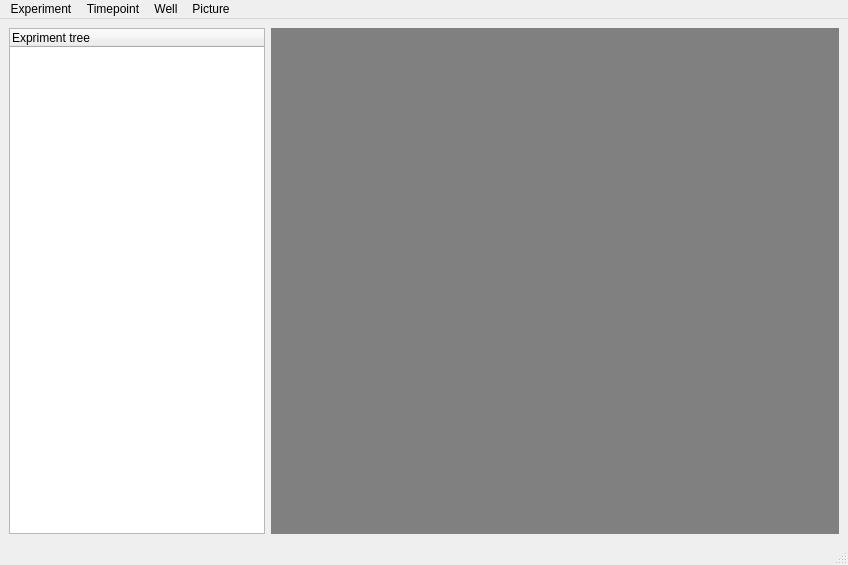
This is wound_view.ui in massimovassalli/wound as Qt 5 draws it before an edit. The edited form follows.
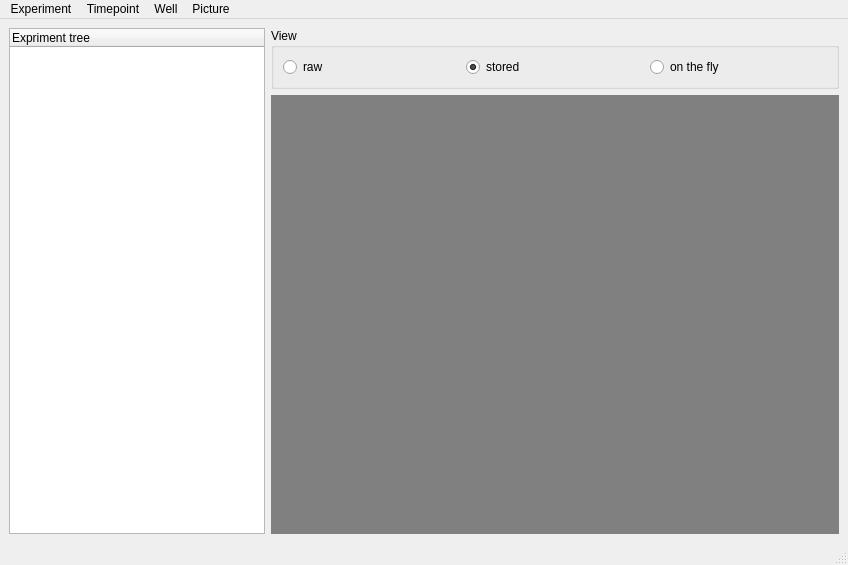
This is the edited form. Icons and pictures are not drawn.

Diff of the .ui file:
```diff
--- a/wound_view.ui
+++ b/wound_view.ui
@@ -24,7 +24,7 @@
     <normaloff>wound.png</normaloff>wound.png</iconset>
   </property>
   <widget class="QWidget" name="centralwidget">
-   <layout class="QHBoxLayout" name="horizontalLayout">
+   <layout class="QHBoxLayout" name="horizontalLayout_3">
     <item>
      <widget class="QTreeWidget" name="treeWidget">
       <property name="sizePolicy">
@@ -41,6 +41,45 @@
      </widget>
     </item>
     <item>
+     <layout class="QVBoxLayout" name="verticalLayout">
+      <item>
+       <layout class="QHBoxLayout" name="horizontalLayout">
+        <item>
+         <widget class="QGroupBox" name="groupBox">
+          <property name="title">
+           <string>View</string>
+          </property>
+          <layout class="QHBoxLayout" name="horizontalLayout_2">
+           <item>
+            <widget class="QRadioButton" name="view_raw">
+             <property name="text">
+              <string>raw</string>
+             </property>
+            </widget>
+           </item>
+           <item>
+            <widget class="QRadioButton" name="view_stored">
+             <property name="text">
+              <string>stored</string>
+             </property>
+             <property name="checked">
+              <bool>true</bool>
+             </property>
+            </widget>
+           </item>
+           <item>
+            <widget class="QRadioButton" name="view_otf">
+             <property name="text">
+              <string>on the fly</string>
+             </property>
+            </widget>
+           </item>
+          </layout>
+         </widget>
+        </item>
+       </layout>
+      </item>
+      <item>
      <widget class="QLabel" name="pic">
       <property name="sizePolicy">
        <sizepolicy hsizetype="MinimumExpanding" vsizetype="MinimumExpanding">
@@ -76,6 +115,8 @@
        <set>Qt::AlignCenter</set>
       </property>
      </widget>
+      </item>
+     </layout>
     </item>
    </layout>
   </widget>
```
Lines whose indentation alone changed are shown as unchanged.
